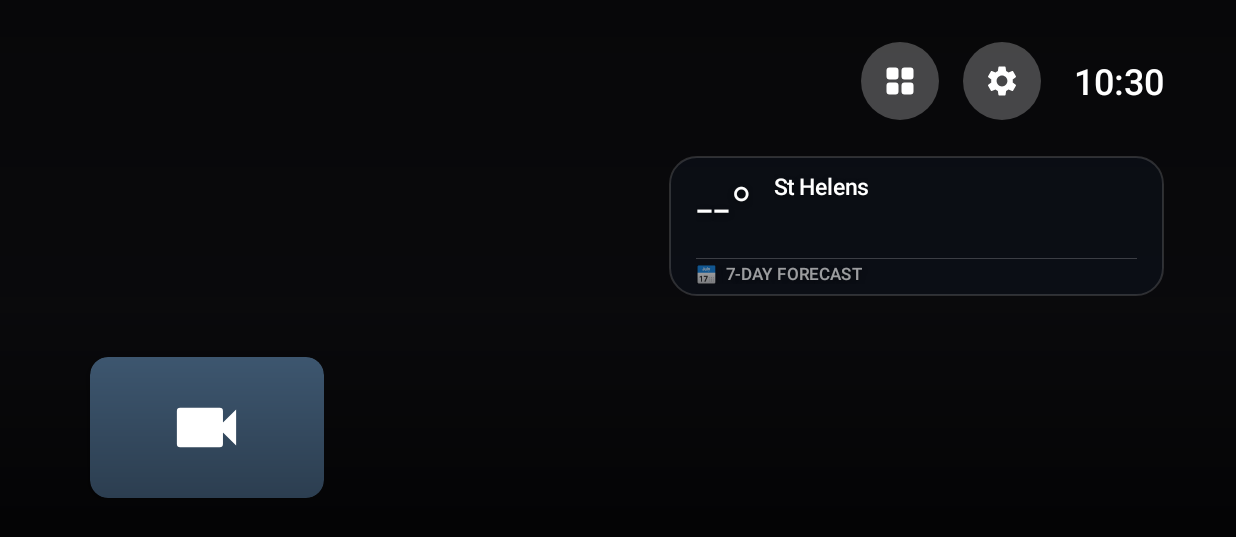
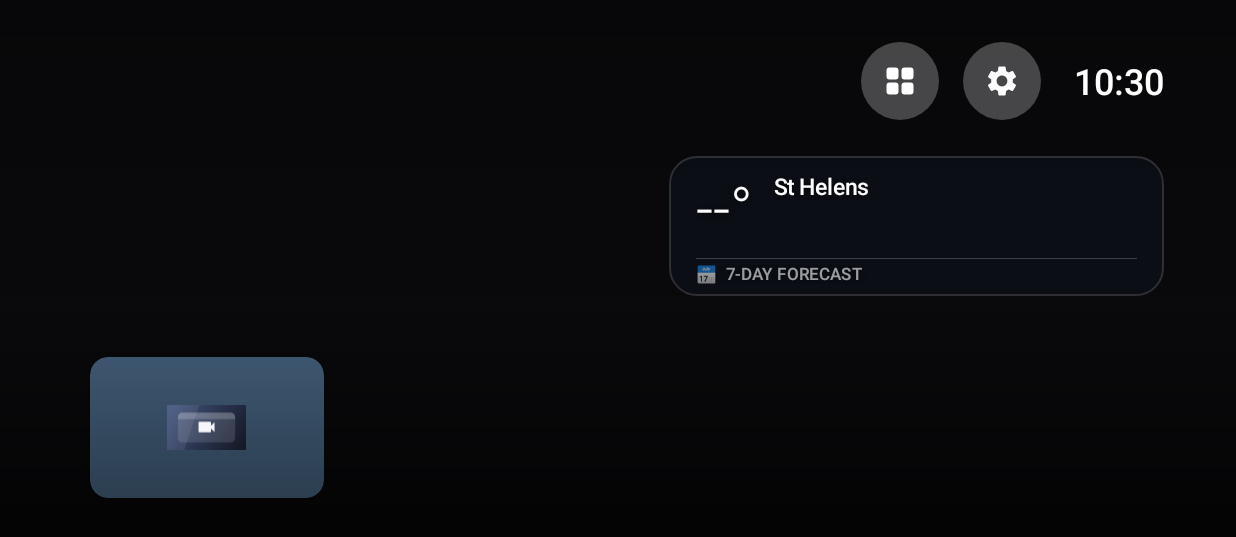
Before and after one commit to adrianhealey/firestick-launcher, an Android app: the screen it shows after launch (MainActivity), on a phone screen of 824 x 412 dp (held sideways). Shown: the top 537 px of the screen. Run offline under Robolectric (Android 15) with nearby library versions, the phone set to English and light mode, and no system bars; pictures from the network do not load.

Commit message:
Apple-glass Cameras icon

```diff
--- a/app/src/main/res/drawable/ic_cameras.xml
+++ b/app/src/main/res/drawable/ic_cameras.xml
@@ -1,7 +1,39 @@
 <?xml version="1.0" encoding="utf-8"?>
 <vector xmlns:android="http://schemas.android.com/apk/res/android"
-    android:width="24dp" android:height="24dp"
-    android:viewportWidth="24" android:viewportHeight="24">
-    <path android:fillColor="#FFFFFFFF"
-        android:pathData="M17,10.5V7a1,1 0,0 0,-1 -1H4a1,1 0,0 0,-1 1v10a1,1 0,0 0,1 1h12a1,1 0,0 0,1 -1v-3.5l4,4v-11z" />
+    xmlns:aapt="http://schemas.android.com/aapt"
+    android:width="320dp" android:height="180dp"
+    android:viewportWidth="320" android:viewportHeight="180">
+
+    <!-- slate-indigo gradient base -->
+    <path android:pathData="M0,0h320v180h-320z">
+        <aapt:attr name="android:fillColor">
+            <gradient android:type="linear"
+                android:startX="24" android:startY="0"
+                android:endX="300" android:endY="180">
+                <item android:offset="0" android:color="#FF43557E" />
+                <item android:offset="0.55" android:color="#FF28324C" />
+                <item android:offset="1" android:color="#FF151A27" />
+            </gradient>
+        </aapt:attr>
+    </path>
+
+    <!-- diagonal light streak -->
+    <path android:fillColor="#12FFFFFF"
+        android:pathData="M-10,0 L130,0 L70,180 L-70,180 z" />
+
+    <!-- frosted glass panel -->
+    <path android:fillColor="#1FFFFFFF"
+        android:pathData="M62,30 h196 a18,18 0 0 1 18,18 v84 a18,18 0 0 1 -18,18 h-196 a18,18 0 0 1 -18,-18 v-84 a18,18 0 0 1 18,-18 z" />
+    <!-- panel top specular highlight -->
+    <path android:fillColor="#2EFFFFFF"
+        android:pathData="M62,30 h196 a18,18 0 0 1 18,18 v8 h-232 v-8 a18,18 0 0 1 18,-18 z" />
+
+    <!-- camera glyph -->
+    <group android:scaleX="3.6" android:scaleY="3.6" android:translateX="117" android:translateY="45">
+        <path android:fillColor="#F2FFFFFF"
+            android:pathData="M17,10.5V7a1,1 0,0 0,-1 -1H4a1,1 0,0 0,-1 1v10a1,1 0,0 0,1 1h12a1,1 0,0 0,1 -1v-3.5l4,4v-11z" />
+    </group>
+    <!-- soft specular dot on the lens housing -->
+    <path android:fillColor="#59FFFFFF"
+        android:pathData="M130.5,72 a3.5,3.5 0 1 0 7,0 a3.5,3.5 0 1 0 -7,0 z" />
 </vector>
```
